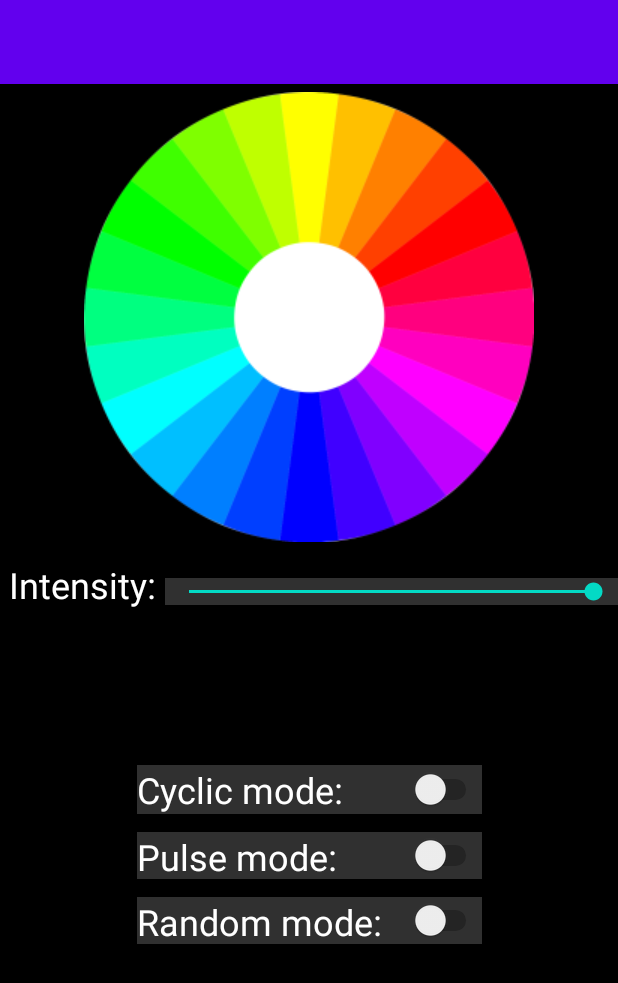
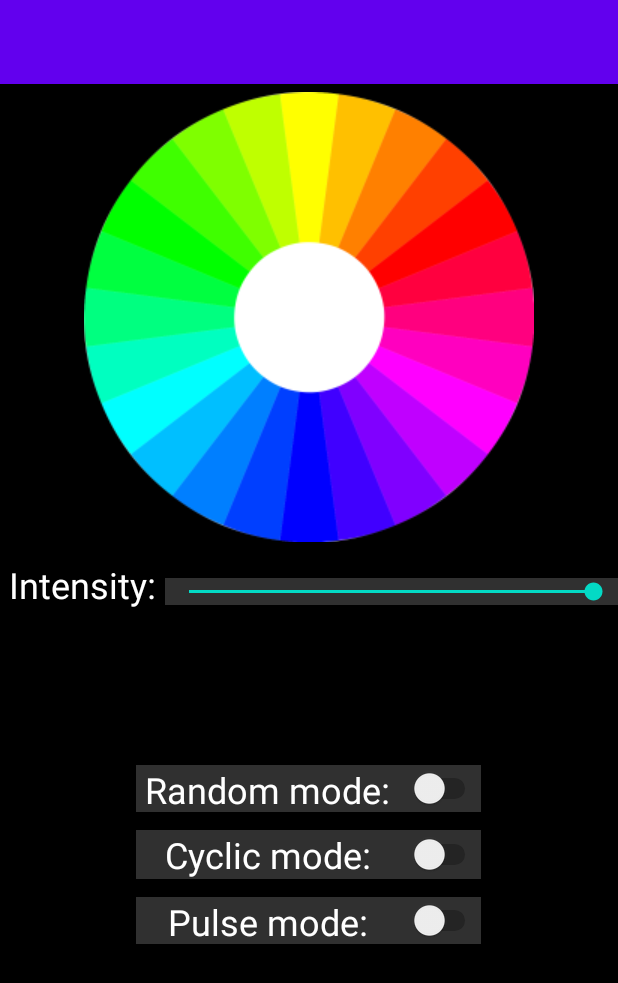
Before and after one commit to sebota/RGB_Bluetooth, an Android app: the SendActivity screen opened directly, with no data from a screen before it, on a phone screen of 412 x 824 dp. Shown: the top 983 px of the screen. Run offline under Robolectric (Android 15) with nearby library versions, the phone set to English and light mode, and no system bars.

Commit message:
scrollview + uncheck trybów

```diff
--- a/app/src/main/java/com/example/bluetooth/SendActivity.java
+++ b/app/src/main/java/com/example/bluetooth/SendActivity.java
@@ -56,6 +56,9 @@ public class SendActivity extends AppCompatActivity {
                 float b_temp=(float)b*(float)intensity/100;
                 rgb_view.setBackgroundColor(Color.rgb((int)r_temp, (int)g_temp, (int)b_temp));
                 String hex = String.format("#COLOR%02X%02X%02X", (int)r_temp, (int)g_temp, (int)b_temp);
+                cyclic_switch.setChecked(false);
+                random_switch.setChecked(false);
+                pulse_switch.setChecked(false);
                 try {
                     send.write(hex.getBytes("UTF-8"));
                 } catch (IOException e) {
@@ -76,6 +79,8 @@ public class SendActivity extends AppCompatActivity {
             public void onCheckedChanged(CompoundButton cb, boolean on){
                 if(on)
                 {
+                    cyclic_switch.setChecked(false);
+                    random_switch.setChecked(false);
                     String hex = "#PULSEON";
                     try {
                         send.write(hex.getBytes("UTF-8"));
@@ -99,6 +104,8 @@ public class SendActivity extends AppCompatActivity {
             public void onCheckedChanged(CompoundButton cb, boolean on){
                 if(on)
                 {
+                    cyclic_switch.setChecked(false);
+                    pulse_switch.setChecked(false);
                     String hex = "#RNDCLRON";
                     try {
                         send.write(hex.getBytes("UTF-8"));
@@ -122,6 +129,8 @@ public class SendActivity extends AppCompatActivity {
             public void onCheckedChanged(CompoundButton cb, boolean on){
                 if(on)
                 {
+                    pulse_switch.setChecked(false);
+                    random_switch.setChecked(false);
                     String hex = "#CYCLION";
                     try {
                         send.write(hex.getBytes("UTF-8"));
@@ -163,6 +172,9 @@ public class SendActivity extends AppCompatActivity {
                             float b_temp=(float)b*(float)intensity/100;
                             rgb_view.setBackgroundColor(Color.rgb((int)r_temp, (int)g_temp, (int)b_temp));
                             String hex = String.format("#COLOR%02X%02X%02X", (int)r_temp, (int)g_temp, (int)b_temp);
+                            cyclic_switch.setChecked(false);
+                            random_switch.setChecked(false);
+                            pulse_switch.setChecked(false);
                             try {
                                 send.write(hex.getBytes("UTF-8"));
                             } catch (IOException e) {
--- a/app/src/main/res/layout/activity_send.xml
+++ b/app/src/main/res/layout/activity_send.xml
@@ -7,20 +7,6 @@
     android:background="#000000"
 
     tools:context=".SendActivity">
-
-    <Switch
-        android:id="@+id/switch_random"
-        android:layout_width="230dp"
-        android:layout_height="31dp"
-        android:layout_marginTop="12dp"
-        android:background="#303030"
-        android:text="Random mode: "
-        android:textColor="#FFFFFF"
-        android:textSize="24sp"
-        app:layout_constraintEnd_toEndOf="parent"
-        app:layout_constraintHorizontal_bias="0.502"
-        app:layout_constraintStart_toStartOf="parent"
-        app:layout_constraintTop_toBottomOf="@+id/switch_pulse" />
 
     <ImageView
         android:id="@+id/rgb_image"
@@ -63,6 +49,30 @@
         app:layout_constraintStart_toStartOf="parent"
         app:layout_constraintTop_toBottomOf="@+id/rgb_image" />
 
+    <ScrollView
+        android:layout_width="match_parent"
+        android:layout_height="wrap_content"
+        app:layout_constraintEnd_toEndOf="parent"
+        app:layout_constraintStart_toStartOf="parent"
+        app:layout_constraintTop_toBottomOf="@+id/rgb_view">
+
+        <LinearLayout
+            android:layout_width="match_parent"
+            android:layout_height="match_parent"
+            android:orientation="vertical">
+
+            <Switch
+                android:id="@+id/switch_random"
+                android:layout_width="230dp"
+                android:layout_height="31dp"
+                android:layout_marginTop="12dp"
+                android:background="#303030"
+                android:text="Random mode: "
+                android:textColor="#FFFFFF"
+                android:textSize="24sp"
+                android:gravity="center"
+                android:layout_gravity="center"/>
+
             <Switch
                 android:id="@+id/switch_cyclic"
                 android:layout_width="230dp"
@@ -72,9 +82,8 @@
                 android:text="Cyclic mode: "
                 android:textColor="#FFFFFF"
                 android:textSize="24sp"
-        app:layout_constraintEnd_toEndOf="parent"
-        app:layout_constraintStart_toStartOf="parent"
-        app:layout_constraintTop_toBottomOf="@+id/rgb_view" />
+                android:gravity="center"
+                android:layout_gravity="center"/>
 
             <Switch
                 android:id="@+id/switch_pulse"
@@ -85,9 +94,9 @@
                 android:text="Pulse mode: "
                 android:textColor="#FFFFFF"
                 android:textSize="24sp"
-        app:layout_constraintEnd_toEndOf="parent"
-        app:layout_constraintHorizontal_bias="0.502"
-        app:layout_constraintStart_toStartOf="parent"
-        app:layout_constraintTop_toBottomOf="@+id/switch_cyclic" />
+                android:gravity="center"
+                android:layout_gravity="center"/>
+        </LinearLayout>
+    </ScrollView>
 
 </androidx.constraintlayout.widget.ConstraintLayout>
```
Lines whose indentation alone changed are shown as unchanged.
